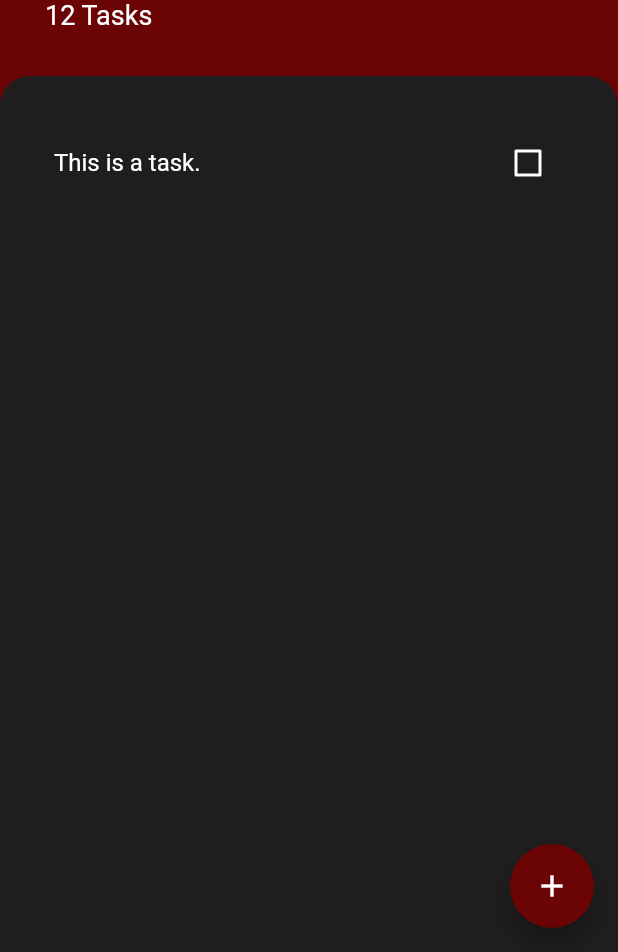
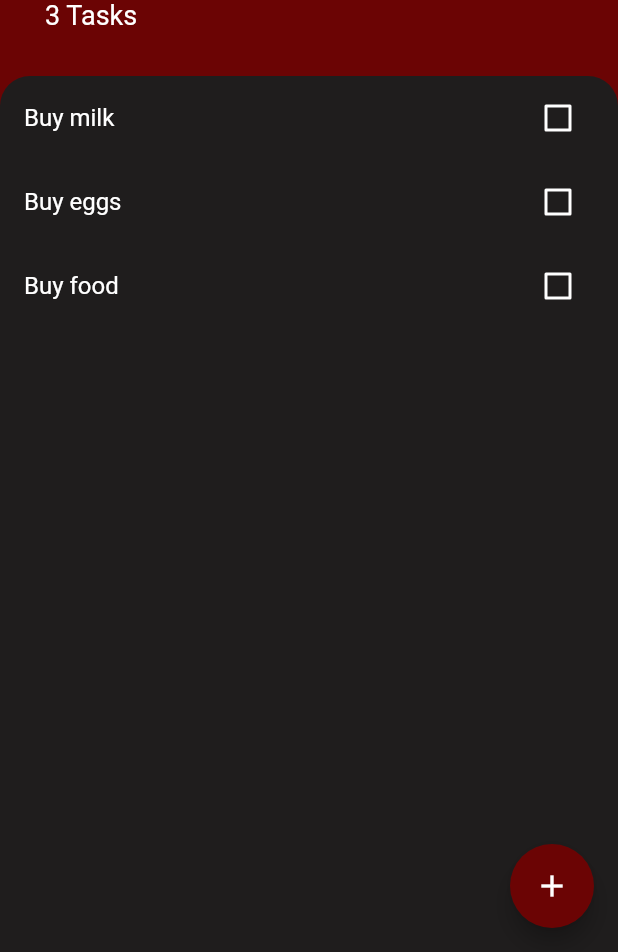
Before and after one commit to JowSarkis/todo-list, a Flutter app: the screen it shows after launch, on a phone screen of 412 x 824 dp, the part 284-1236 px from its top. Run offline on Flutter 3.47's test engine with Material 2 defaults, Android fonts, the phone set to English and light mode, and no system bars.

```diff
--- a/lib/components/task_tile.dart
+++ b/lib/components/task_tile.dart
@@ -1,13 +1,21 @@
 import 'package:flutter/material.dart';
 
 class TaskTile extends StatelessWidget {
+  final bool isChecked;
+  final String taskTitle;
+  final Function checkboxCallback;
+
+  TaskTile({this.isChecked, this.taskTitle, this.checkboxCallback});
 
   @override
   Widget build(BuildContext context) {
     return ListTile(
       title: Text(
-        'This is a task.',
-        style: TextStyle(color: Colors.white),
+        taskTitle,
+        style: TextStyle(
+          color: Colors.white,
+          decoration: isChecked ? TextDecoration.lineThrough : null,
+        ),
       ),
       trailing: Theme(
         data: ThemeData(
@@ -16,8 +24,8 @@ class TaskTile extends StatelessWidget {
         child: Checkbox(
           activeColor: Color(0xff6b0404),
           checkColor: Color(0xff1f1d1d),
-          value: false,
-          onChanged: (bool value) {},
+          value: isChecked,
+          onChanged: checkboxCallback,
         ),
       ),
     );
--- a/lib/components/tasks_list.dart
+++ b/lib/components/tasks_list.dart
@@ -1,15 +1,31 @@
 import 'package:flutter/material.dart';
 import 'package:todo_list/components/task_tile.dart';
+import 'package:todo_list/models/task.dart';
 
-class TasksList extends StatelessWidget {
+class TasksList extends StatefulWidget {
+  final List<Task> tasks;
+
+  TasksList({this.tasks});
 
   @override
+  _TasksListState createState() => _TasksListState();
+}
+
+class _TasksListState extends State<TasksList> {
+  @override
   Widget build(BuildContext context) {
-    return ListView(
-      padding: EdgeInsets.only(top: 30.0, left: 20.0, right: 20.0),
-      children: [
-        TaskTile(),
-      ],
+    return ListView.builder(
+      itemBuilder: (context, index) {
+        return TaskTile(
+            taskTitle: widget.tasks[index].name,
+            isChecked: widget.tasks[index].isDone,
+            checkboxCallback: (bool checkboxState) {
+              setState(() {
+                widget.tasks[index].toggleDone();
+              });
+            });
+      },
+      itemCount: widget.tasks.length,
     );
   }
 }
--- /dev/null
+++ b/lib/models/task.dart
@@ -0,0 +1,11 @@
+class Task {
+
+  final String name;
+  bool isDone;
+
+  Task ({this.name, this.isDone = false});
+
+  void toggleDone() {
+    isDone = !isDone;
+  }
+}
--- a/lib/screens/tasks_screen.dart
+++ b/lib/screens/tasks_screen.dart
@@ -1,8 +1,19 @@
 import 'package:flutter/material.dart';
 import 'package:todo_list/components/tasks_list.dart';
+import 'package:todo_list/models/task.dart';
 import 'package:todo_list/screens/add_task_screen.dart';
 
-class TasksScreen extends StatelessWidget {
+class TasksScreen extends StatefulWidget {
+  @override
+  _TasksScreenState createState() => _TasksScreenState();
+}
+
+class _TasksScreenState extends State<TasksScreen> {
+  List<Task> tasks = [
+    Task(name: 'Buy milk'),
+    Task(name: 'Buy eggs'),
+    Task(name: 'Buy food'),
+  ];
 
   @override
   Widget build(BuildContext context) {
@@ -11,7 +22,17 @@ class TasksScreen extends StatelessWidget {
       floatingActionButton: FloatingActionButton(
         backgroundColor: Color(0xff6b0404),
         onPressed: () {
-          showModalBottomSheet(context: context, builder: (context) => AddTask());
+          showModalBottomSheet(
+            context: context,
+            builder: (context) => AddTaskScreen(
+              (newTaskTitle) {
+                setState(() {
+                  tasks.add(Task(name: newTaskTitle));
+                });
+                Navigator.pop(context);
+              },
+            ),
+          );
         },
         child: Icon(Icons.add),
       ),
@@ -45,7 +66,7 @@ class TasksScreen extends StatelessWidget {
                   ),
                 ),
                 Text(
-                  '12 Tasks',
+                  '${tasks.length} Tasks',
                   style: TextStyle(
                     color: Colors.white,
                     fontSize: 18,
@@ -62,7 +83,7 @@ class TasksScreen extends StatelessWidget {
                     topLeft: Radius.circular(20.0),
                     topRight: Radius.circular(20.0),
                   )),
-              child: TasksList(),
+              child: TasksList(tasks: tasks),
             ),
           ),
         ],
```
Also changed, not shown: lib/screens/add_task_screen.dart (+13 -2 lines).
